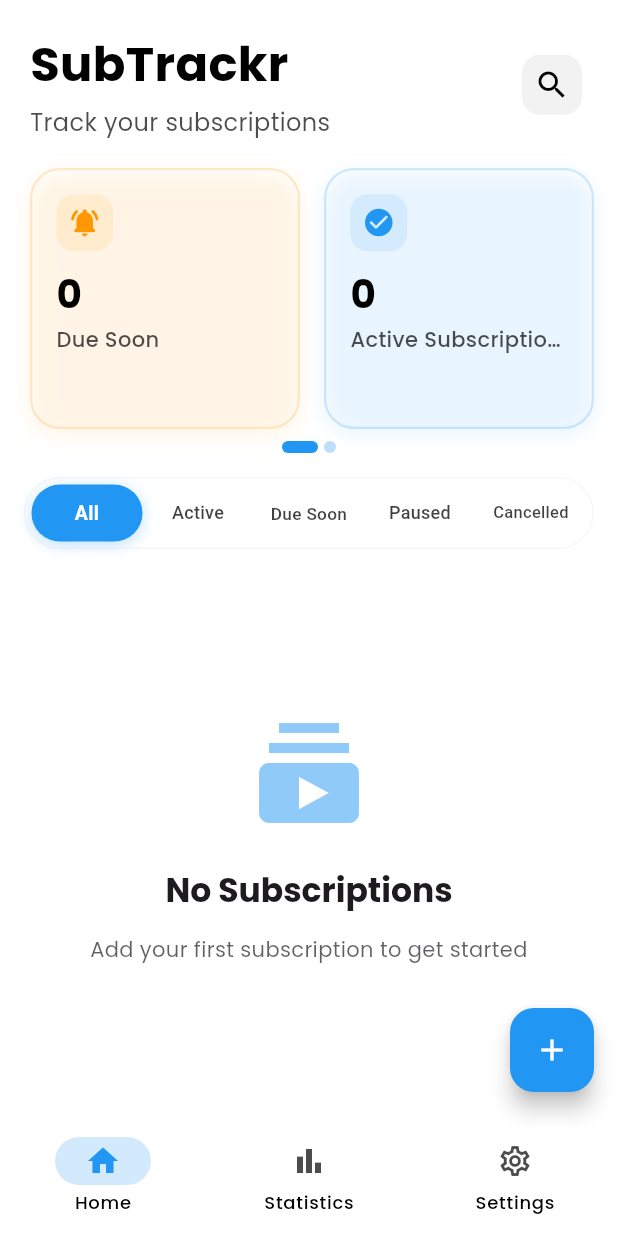
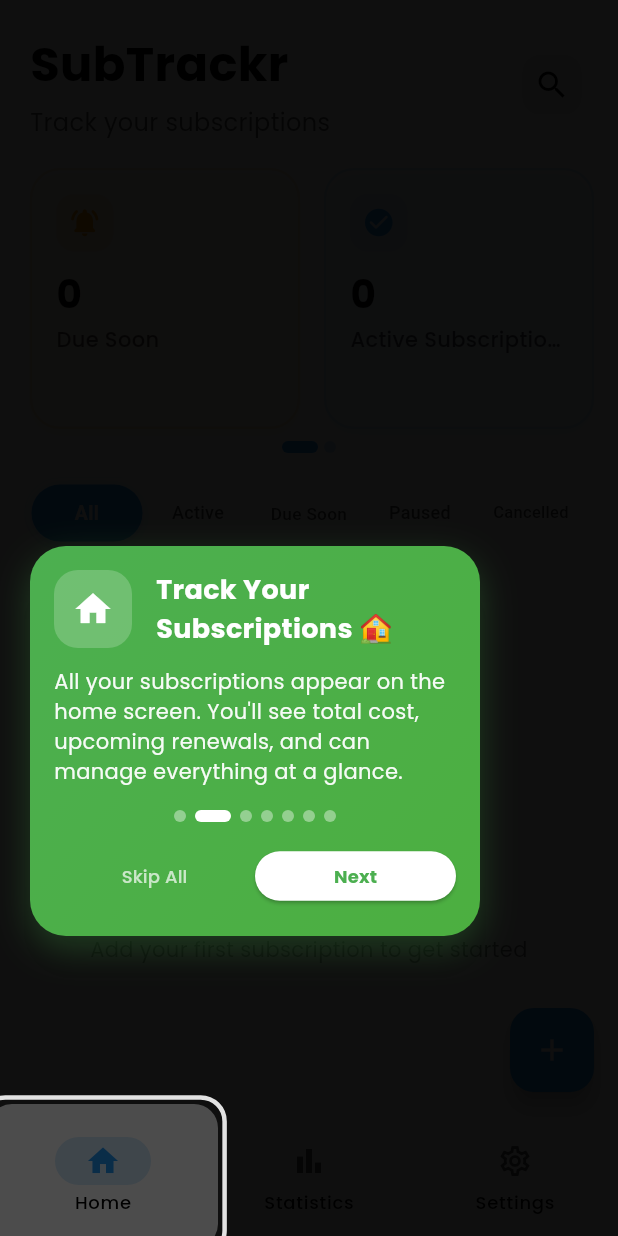
Before and after one commit to Kellytomi/subtrackr, a Flutter app: the MainLayout screen opened directly, after a tap on "Next", on a phone screen of 412 x 824 dp. Run offline on Flutter 3.47's test engine with Material 3 defaults, Android fonts, the light colour scheme and no system bars; our stand-ins replace fl_chart, flutter_local_notifications, flutter_slidable, google_fonts, hive, hive_flutter and 2 more; accounts and stored records are empty.

Commit message:
Optimize tutorial animations for faster transitions and improved user experience
- Reduced animation durations for fade, scale, and pulse effects in EnhancedTutorial and FeatureTutorial to enhance responsiveness.
- Decreased initial delay for starting tutorials, allowing quicker access to tips.
- Streamlined transitions between tips for immediate feedback, improving overall tutorial flow.
- Updated SubscriptionDetailsScreen tip message for clarity on price change tracking.

```diff
--- a/lib/core/widgets/enhanced_tutorial.dart
+++ b/lib/core/widgets/enhanced_tutorial.dart
@@ -72,20 +72,20 @@
   void initState() {
     super.initState();
 
-    // Initialize multiple animation controllers for smoother effects
+    // Initialize multiple animation controllers with faster transitions
     _fadeController = AnimationController(
       vsync: this,
-      duration: const Duration(milliseconds: 600),
+      duration: const Duration(milliseconds: 200), // Much faster fade
     );
 
     _scaleController = AnimationController(
       vsync: this,
-      duration: const Duration(milliseconds: 500),
+      duration: const Duration(milliseconds: 250), // Faster scale
     );
 
     _pulseController = AnimationController(
       vsync: this,
-      duration: const Duration(milliseconds: 2000),
+      duration: const Duration(milliseconds: 1500), // Slightly faster pulse
     );
 
     _fadeAnimation = Tween<double>(begin: 0.0, end: 1.0).animate(
@@ -164,7 +164,7 @@
     final tutorialCompleted = prefs.getBool('tutorial_${widget.tutorialKey}_completed') ?? false;
 
     if (!tutorialCompleted && mounted) {
-      Future.delayed(const Duration(milliseconds: 1000), () {
+      Future.delayed(const Duration(milliseconds: 300), () { // Faster start
         if (mounted) {
           _startTutorial();
         }
@@ -196,9 +196,11 @@
 
     // Call the onTipShown callback if it exists
     if (widget.tips.isNotEmpty && widget.tips[0].onTipShown != null) {
-      // Delay the callback slightly to ensure the tip is visible
-      Future.delayed(const Duration(milliseconds: 300), () {
+      // Minimal delay for immediate response
+      Future.delayed(const Duration(milliseconds: 50), () {
+        if (mounted) {
           widget.tips[0].onTipShown!();
+        }
       });
     }
   }
@@ -209,27 +211,27 @@
       return;
     }
 
-    // Smooth transition between tips
-    _fadeController.reverse().then((_) {
-      _scaleController.reverse().then((_) {
+    // Faster transition between tips - run animations in parallel
     if (mounted) {
       setState(() {
         _currentTipIndex++;
       });
+
+      // Immediately show the next tip without waiting for reverse animations
       _fadeController.forward();
       _scaleController.forward();
 
       // Call the onTipShown callback for the new tip if it exists
       final currentTip = widget.tips[_currentTipIndex];
       if (currentTip.onTipShown != null) {
-            // Delay the callback slightly to ensure the tip is visible
-            Future.delayed(const Duration(milliseconds: 300), () {
+        // Minimal delay for immediate response
+        Future.delayed(const Duration(milliseconds: 50), () {
+          if (mounted) {
             currentTip.onTipShown!();
+          }
         });
       }
     }
-      });
-    });
   }
 
   Future<void> _endTutorial() async {
--- a/lib/presentation/pages/subscription_details_screen.dart
+++ b/lib/presentation/pages/subscription_details_screen.dart
@@ -317,7 +317,7 @@
         ),
         EnhancedTip(
           title: 'Price Change History',
-          message: 'Track all price changes for this subscription. See upcoming price increases and historical changes.',
+          message: 'Track all price changes for this subscription. Tap the menu → "Change Price" to log when your subscription cost changes. Example: Netflix goes from \$12.99 to \$15.99 next month.',
           icon: Icons.trending_up,
           position: const Offset(0.5, 0.7),
           targetKey: _priceHistoryKey,
```
Also changed, not shown: lib/core/widgets/feature_tutorial.dart (+5 -7 lines). Lines whose indentation alone changed are shown as unchanged.
